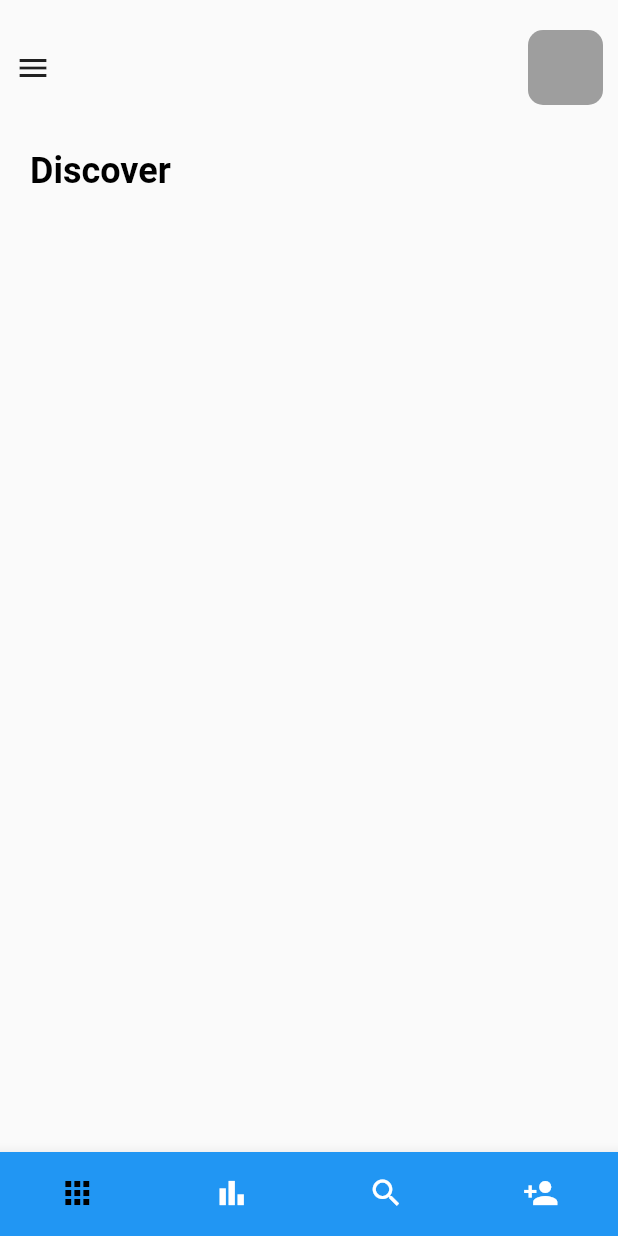
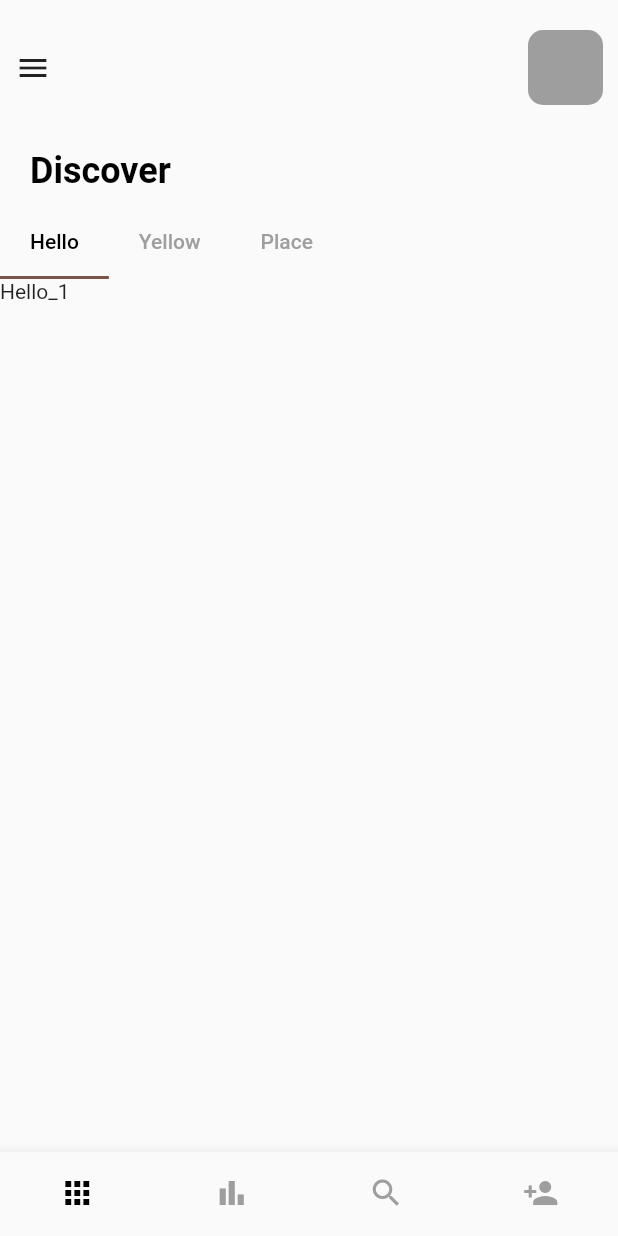
Before and after one commit to vikkicraft/Explore_india_app, a Flutter app: the screen it shows after launch, on a phone screen of 412 x 824 dp. Run offline on Flutter 3.47's test engine with Material 2 defaults, Android fonts, the phone set to English and light mode, and no system bars.

Commit message:
listview builder

```diff
--- a/lib/pages/navpages/Home_page.dart
+++ b/lib/pages/navpages/Home_page.dart
@@ -1,13 +1,19 @@
-// ignore_for_file: prefer_const_constructors
+// ignore_for_file: prefer_const_constructors, avoid_unnecessary_containers
 
 import 'package:flutter/material.dart';
 import 'package:flutter_application_1/widgets/bold.dart';
 
-class HomePage extends StatelessWidget {
-  const HomePage({Key? key}) : super(key: key);
+class HomePage extends StatefulWidget {
+  HomePage({Key? key}) : super(key: key);
 
   @override
+  State<HomePage> createState() => _HomePageState();
+}
+
+class _HomePageState extends State<HomePage> with TickerProviderStateMixin {
+  @override
   Widget build(BuildContext context) {
+    TabController _tabController = TabController(length: 3, vsync: this);
     return SafeArea(
       child: Scaffold(
         body: Column(
@@ -19,6 +25,8 @@ class HomePage extends StatelessWidget {
                 mainAxisAlignment: MainAxisAlignment.spaceBetween,
                 children: [
                   Icon(Icons.menu),
+
+                  //profile image
                   Container(
                     height: 50,
                     width: 50,
@@ -33,7 +41,10 @@ class HomePage extends StatelessWidget {
             SizedBox(
               height: 10,
             ),
-            Container(margin: EdgeInsets.only(left: 20),
+            Container(
+              margin: EdgeInsets.only(
+                left: 20,
+              ),
               child: AppLargeText(
                 color: Colors.black,
                 text: "Discover",
@@ -41,6 +52,40 @@ class HomePage extends StatelessWidget {
                 fontWeight: FontWeight.bold,
               ),
             ),
+            SizedBox(
+              height: 10,
+            ),
+
+            //tap bar section
+            Container(
+              child: TabBar(
+                isScrollable: true,
+                labelPadding: EdgeInsets.only(left: 20, right: 20),
+                controller: _tabController,
+                labelColor: Colors.black,
+                unselectedLabelColor: Colors.grey,
+                // ignore: prefer_const_literals_to_create_immutables
+                tabs: [
+                  Tab(text: "Hello"),
+                  Tab(text: "Yellow"),
+                  Tab(text: "Place"),
+                ],
+              ),
+            ),
+            Container(
+              height: 300,
+              width: double.maxFinite,
+              child: TabBarView(
+                controller: _tabController,
+                // ignore: prefer_const_literals_to_create_immutables
+                children: [
+
+                  Text("Hello_1"),
+                  Text("Hello_1"),
+                  Text("Hello_1"),
+                ],
+              ),
+            )
           ],
         ),
       ),
--- a/lib/pages/navpages/main_page.dart
+++ b/lib/pages/navpages/main_page.dart
@@ -38,8 +38,8 @@ class _MainPageState extends State<MainPage> {
         currentIndex: currentIndex,
         showSelectedLabels: false,
         showUnselectedLabels: false,
-        backgroundColor: Colors.blue,
-        unselectedItemColor: Colors.white,
+
+        unselectedItemColor: Colors.grey,
         selectedItemColor: Colors.black,
         // ignore: prefer_const_literals_to_create_immutables
         items: [
```
Also changed, not shown: lib/pages/home.dart (+0 -7 lines), assets/images/expo.jpg (added), 1 other file.
